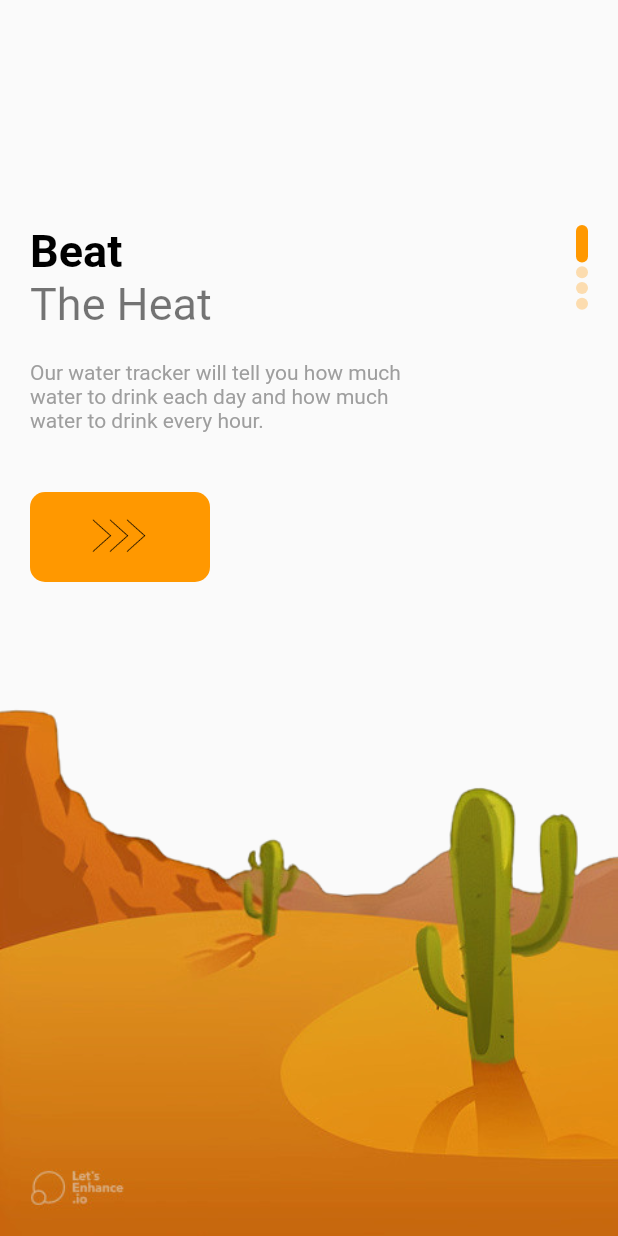
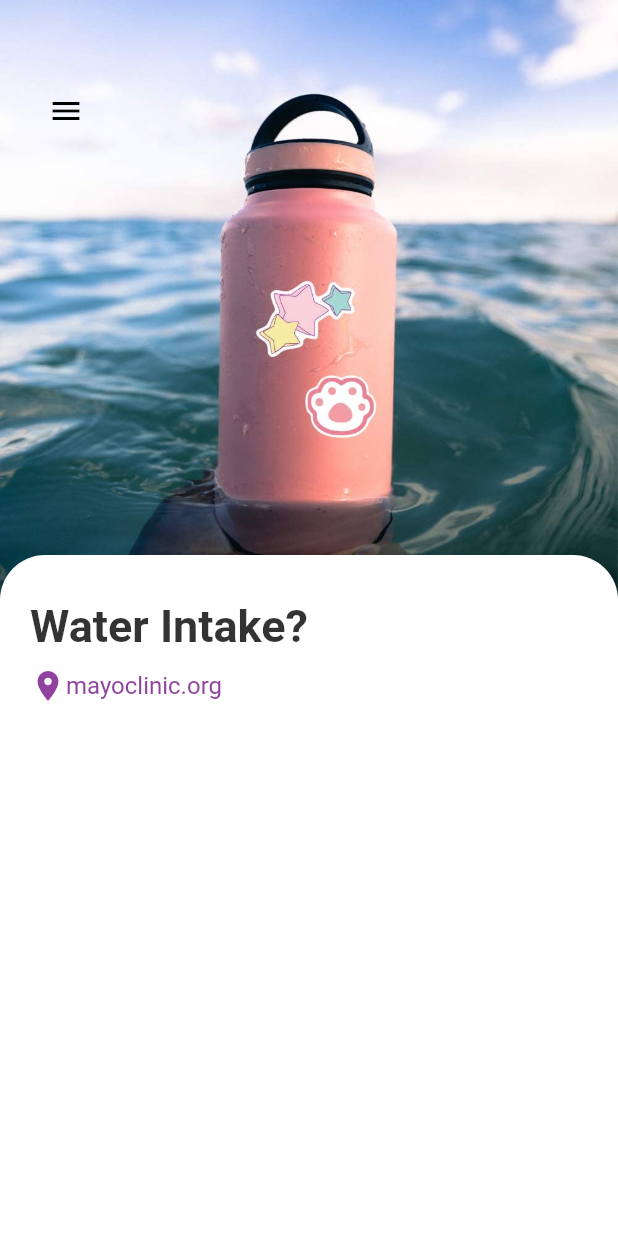
Before and after one commit to AbhinavAkkiraju/BeatTheHeat, a Flutter app: the screen it shows after launch, on a phone screen of 412 x 824 dp. Run offline on Flutter 3.47's test engine with Material 2 defaults, Android fonts, the light colour scheme and no system bars.

Commit message:
Finishing water intake page

```diff
--- a/src/BeatTheHeat/beattheheat/lib/main.dart
+++ b/src/BeatTheHeat/beattheheat/lib/main.dart
@@ -1,3 +1,5 @@
+import 'package:beattheheat/pages/navpages/detail_page.dart';
+import 'package:beattheheat/pages/navpages/main_page.dart';
 import 'package:beattheheat/pages/welcome_page.dart';
 import 'package:flutter/material.dart';
 
@@ -15,6 +17,6 @@ class MyApp extends StatelessWidget {
         theme: ThemeData(
           primarySwatch: Colors.blue,
         ),
-        home: WelcomePage());
+        home: DetailPage());
   }
 }
--- /dev/null
+++ b/src/BeatTheHeat/beattheheat/lib/pages/navpages/detail_page.dart
@@ -0,0 +1,84 @@
+import 'package:beattheheat/widgets/app_large_text.dart';
+import 'package:flutter/material.dart';
+import 'package:flutter/src/foundation/key.dart';
+import 'package:flutter/src/widgets/framework.dart';
+
+import '../../widgets/app_text.dart';
+
+class DetailPage extends StatefulWidget {
+  const DetailPage({Key? key}) : super(key: key);
+
+  @override
+  State<DetailPage> createState() => _DetailPageState();
+}
+
+class _DetailPageState extends State<DetailPage> {
+  @override
+  Widget build(BuildContext context) {
+    return Scaffold(
+      body: Container(
+        width: double.maxFinite,
+        height: double.maxFinite,
+        child: Stack(
+          children: [
+            Positioned(
+              left: 0,
+              right: 0,
+              child: Container(
+                width: double.maxFinite,
+                height: 400,
+                decoration: BoxDecoration(
+                  image: DecorationImage(
+                    image: AssetImage("img/waterbottle.jpg"),
+                    fit: BoxFit.cover
+                  ),
+                ),
+              ),
+            ),
+            Positioned(
+              left: 20,
+              top: 50,
+              child: Row(
+                children: [
+                  IconButton(onPressed: (){}, icon: Icon(Icons.menu),
+                    color: Colors.black,
+                  ),
+                ]
+            )),
+            Positioned(
+              top: 370,
+              child: Container(
+                padding: const EdgeInsets.only(left: 20, right: 20, top: 30),
+                width: MediaQuery.of(context).size.width,
+                height: 500,
+                decoration: BoxDecoration(
+                  color: Colors.white,
+                  borderRadius: BorderRadius.only(
+                    topLeft: Radius.circular(30),
+                    topRight: Radius.circular(30),
+                  )
+                ),
+                child: Column(
+                  children: [
+                    Row(
+                      children: [
+                        AppLargeText(text: "Water Intake?", color: Colors.black.withOpacity(0.8))
+                      ],
+                    ),
+                    SizedBox(height: 10,),
+                    Row(
+                      children: [
+                        Icon(Icons.location_on, color: Color.fromARGB(255, 144, 66, 158)),
+                        AppText(text: "mayoclinic.org", color: Color.fromARGB(255, 144, 66, 158))
+                      ]
+                    )
+                  ],
+                ),
+              ),
+            ),
+          ],
+        ),
+      ),
+    );
+  }
+}
--- a/src/BeatTheHeat/beattheheat/lib/pages/welcome_page.dart
+++ b/src/BeatTheHeat/beattheheat/lib/pages/welcome_page.dart
@@ -19,7 +19,7 @@ class _WelcomePageState extends State<WelcomePage> {
     return Scaffold(
       body: PageView.builder(
           scrollDirection: Axis.vertical,
-          itemCount: 4,
+          itemCount: 5,
           itemBuilder: (_, index) {
             return Container(
               width: double.maxFinite,
@@ -65,10 +65,12 @@ class _WelcomePageState extends State<WelcomePage> {
                             return Container(
                               margin: const EdgeInsets.only(bottom: 2.5),
                               width: 8,
-                              height: index==indexDots?25:8,
+                              height: index == indexDots ? 25 : 8,
                               decoration: BoxDecoration(
                                 borderRadius: BorderRadius.circular(8),
-                                color: index==indexDots?Colors.orange:Colors.orange.withOpacity(0.3),
+                                color: index == indexDots
+                                    ? Colors.orange
+                                    : Colors.orange.withOpacity(0.3),
                               ),
                             );
                           },
--- a/src/BeatTheHeat/beattheheat/pubspec.yaml
+++ b/src/BeatTheHeat/beattheheat/pubspec.yaml
@@ -61,6 +61,9 @@ flutter:
   assets:
     - img/desert.png
     - img/arrow.png
+    - img/waterbottle.jpg
+    - quantity.jpeg
+    - watergun.png
 
   # An image asset can refer to one or more resolution-specific "variants", see
   # https://flutter.dev/assets-and-images/#resolution-aware
```
Also changed, not shown: src/BeatTheHeat/beattheheat/lib/pages/navpages/cooling_center.dart (added, +18 -0 lines), src/BeatTheHeat/beattheheat/lib/pages/navpages/emergency_page.dart (added, +16 -0 lines), src/BeatTheHeat/beattheheat/lib/pages/navpages/health_page.dart (added, +18 -0 lines), src/BeatTheHeat/beattheheat/lib/pages/navpages/main_page.dart (added, +59 -0 lines), src/BeatTheHeat/beattheheat/lib/pages/navpages/temp_page.dart (added, +18 -0 lines), src/BeatTheHeat/beattheheat/lib/pages/navpages/water_page.dart (added, +99 -0 lines), src/BeatTheHeat/beattheheat/img/quantity.jpeg (added), src/BeatTheHeat/beattheheat/img/waterbottle.jpg (added), src/BeatTheHeat/beattheheat/img/watergun.png (added).
